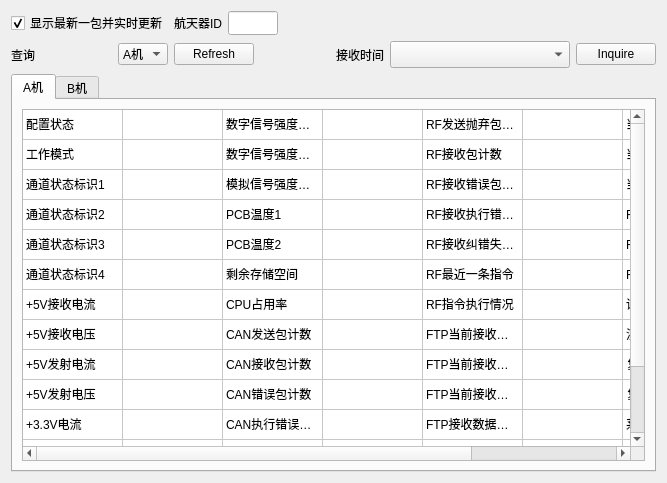
The window that ui/status.ui (ArtisticZhao/file_sender_to_GNURadio) describes before a commit, drawn with Qt 5.
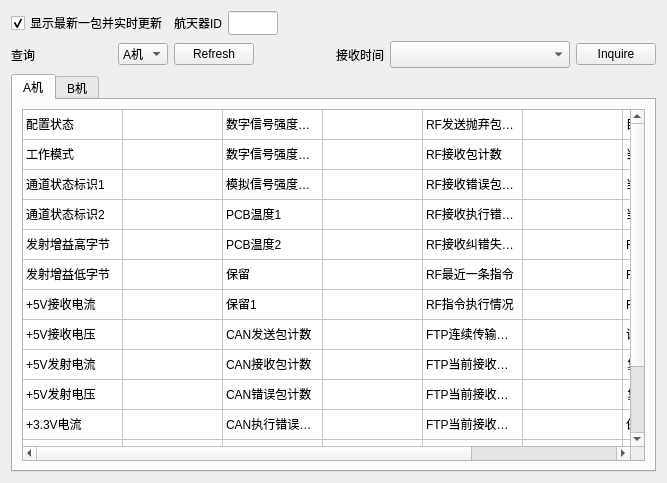
The same window after the commit.

Commit message: 更新了工参内容

Diff of the .ui file:
```diff
--- a/ui/status.ui
+++ b/ui/status.ui
@@ -312,7 +312,7 @@
          </item>
          <item row="0" column="6">
           <property name="text">
-           <string>当前发送文件序号</string>
+           <string>目标CAN节点地址</string>
           </property>
          </item>
          <item row="1" column="0">
@@ -332,7 +332,7 @@
          </item>
          <item row="1" column="6">
           <property name="text">
-           <string>当前发送文件长度</string>
+           <string>当前发送文件序号</string>
           </property>
          </item>
          <item row="2" column="0">
@@ -352,7 +352,7 @@
          </item>
          <item row="2" column="6">
           <property name="text">
-           <string>当前发送文件校验值</string>
+           <string>当前发送文件长度</string>
           </property>
          </item>
          <item row="3" column="0">
@@ -372,12 +372,12 @@
          </item>
          <item row="3" column="6">
           <property name="text">
-           <string>FTP发送数据块大小</string>
+           <string>当前发送文件校验值</string>
           </property>
          </item>
          <item row="4" column="0">
           <property name="text">
-           <string>通道状态标识3</string>
+           <string>发射增益高字节</string>
           </property>
          </item>
          <item row="4" column="2">
@@ -392,17 +392,17 @@
          </item>
          <item row="4" column="6">
           <property name="text">
-           <string>FTP发送成功包数</string>
+           <string>FTP发送数据块大小</string>
           </property>
          </item>
          <item row="5" column="0">
           <property name="text">
-           <string>通道状态标识4</string>
+           <string>发射增益低字节</string>
           </property>
          </item>
          <item row="5" column="2">
           <property name="text">
-           <string>剩余存储空间</string>
+           <string>保留</string>
           </property>
          </item>
          <item row="5" column="4">
@@ -412,7 +412,7 @@
          </item>
          <item row="5" column="6">
           <property name="text">
-           <string>FTP发送缺失包数</string>
+           <string>FTP发送成功包数</string>
           </property>
          </item>
          <item row="6" column="0">
@@ -422,7 +422,7 @@
          </item>
          <item row="6" column="2">
           <property name="text">
-           <string>CPU占用率</string>
+           <string>保留1</string>
           </property>
          </item>
          <item row="6" column="4">
@@ -432,7 +432,7 @@
          </item>
          <item row="6" column="6">
           <property name="text">
-           <string>读取数据包计数</string>
+           <string>FTP发送缺失包数</string>
           </property>
          </item>
          <item row="7" column="0">
@@ -447,12 +447,12 @@
          </item>
          <item row="7" column="4">
           <property name="text">
-           <string>FTP当前接收文件序号</string>
+           <string>FTP连续传输包数</string>
           </property>
          </item>
          <item row="7" column="6">
           <property name="text">
-           <string>注入数据计数</string>
+           <string>读取数据包计数</string>
           </property>
          </item>
          <item row="8" column="0">
@@ -467,7 +467,7 @@
          </item>
          <item row="8" column="4">
           <property name="text">
-           <string>FTP当前接收文件长度</string>
+           <string>FTP当前接收文件编号</string>
           </property>
          </item>
          <item row="8" column="6">
@@ -487,7 +487,7 @@
          </item>
          <item row="9" column="4">
           <property name="text">
-           <string>FTP当前接收文件校验值</string>
+           <string>FTP当前接收文件长度</string>
           </property>
          </item>
          <item row="9" column="6">
@@ -507,12 +507,12 @@
          </item>
          <item row="10" column="4">
           <property name="text">
-           <string>FTP接收数据块大小</string>
+           <string>FTP当前接收文件校验值</string>
           </property>
          </item>
          <item row="10" column="6">
           <property name="text">
-           <string>系统状态标识</string>
+           <string>保留3</string>
           </property>
          </item>
          <item row="11" column="0">
@@ -527,7 +527,7 @@
          </item>
          <item row="11" column="4">
           <property name="text">
-           <string>FTP接收成功包数</string>
+           <string>FTP接收数据块大小</string>
           </property>
          </item>
          <item row="11" column="6">
@@ -547,7 +547,7 @@
          </item>
          <item row="12" column="4">
           <property name="text">
-           <string>FTP接收缺失包数</string>
+           <string>FTP接收成功包数</string>
           </property>
          </item>
          <item row="12" column="6">
@@ -567,12 +567,12 @@
          </item>
          <item row="13" column="4">
           <property name="text">
-           <string>目标CAN节点地址</string>
+           <string>FTP接收缺失包数</string>
           </property>
          </item>
          <item row="13" column="6">
           <property name="text">
-           <string>保留</string>
+           <string/>
           </property>
          </item>
         </widget>
```
Left out of the diff: 40 changed lines with no effect on the pictures. The commit also changes 2 other files.
